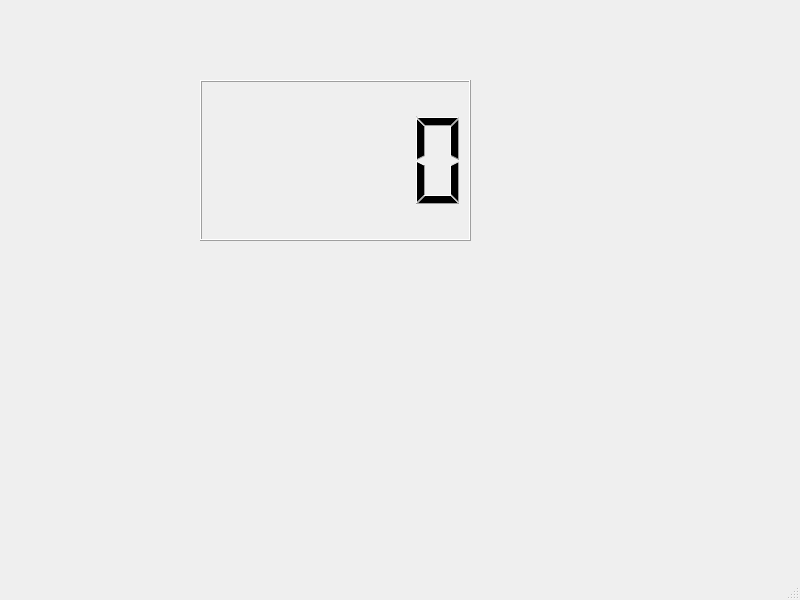
Old version of the form designerTest.ui in the repository SteveYoungYc/USB-6001.
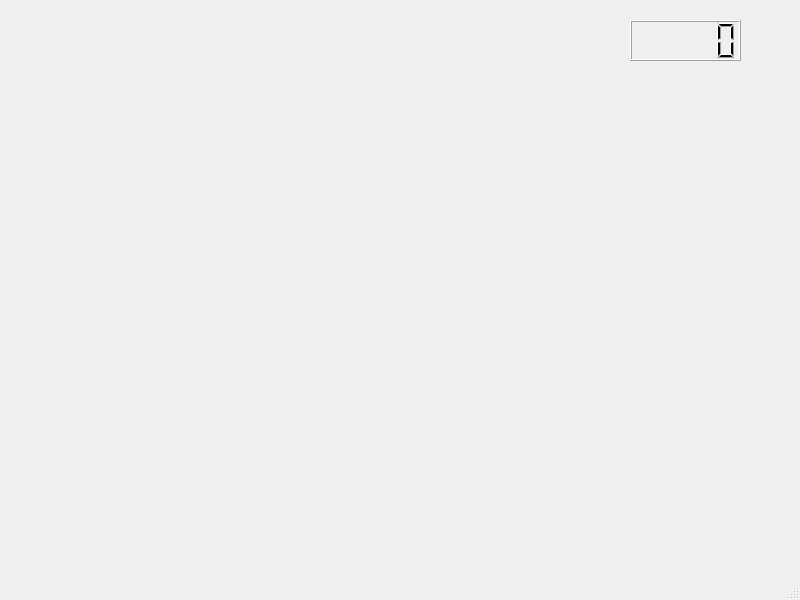
New version of the form.

The edit to the form file:
```diff
--- a/designerTest.ui
+++ b/designerTest.ui
@@ -17,13 +17,24 @@
    <widget class="QLCDNumber" name="lcdNumber">
     <property name="geometry">
      <rect>
-      <x>200</x>
-      <y>80</y>
-      <width>271</width>
-      <height>161</height>
+      <x>630</x>
+      <y>20</y>
+      <width>111</width>
+      <height>41</height>
      </rect>
     </property>
    </widget>
+   <widget class="QWidget" name="verticalLayoutWidget">
+    <property name="geometry">
+     <rect>
+      <x>140</x>
+      <y>110</y>
+      <width>531</width>
+      <height>331</height>
+     </rect>
+    </property>
+    <layout class="QVBoxLayout" name="graph_layout"/>
+   </widget>
   </widget>
   <widget class="QMenuBar" name="menubar">
    <property name="geometry">
```
